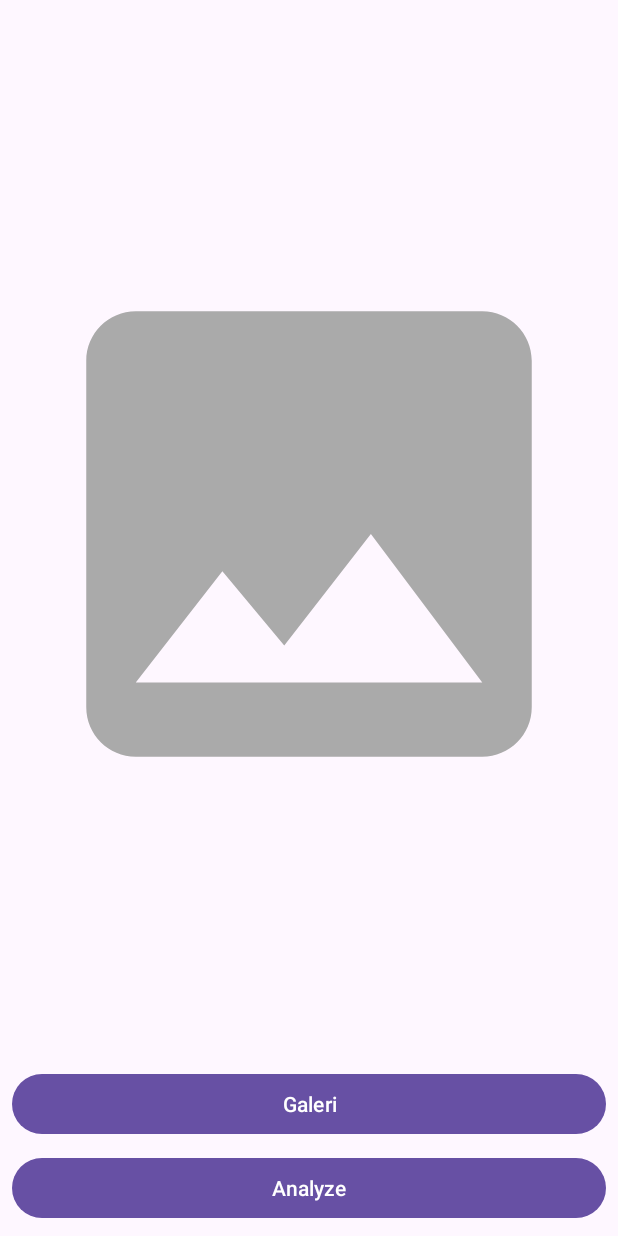
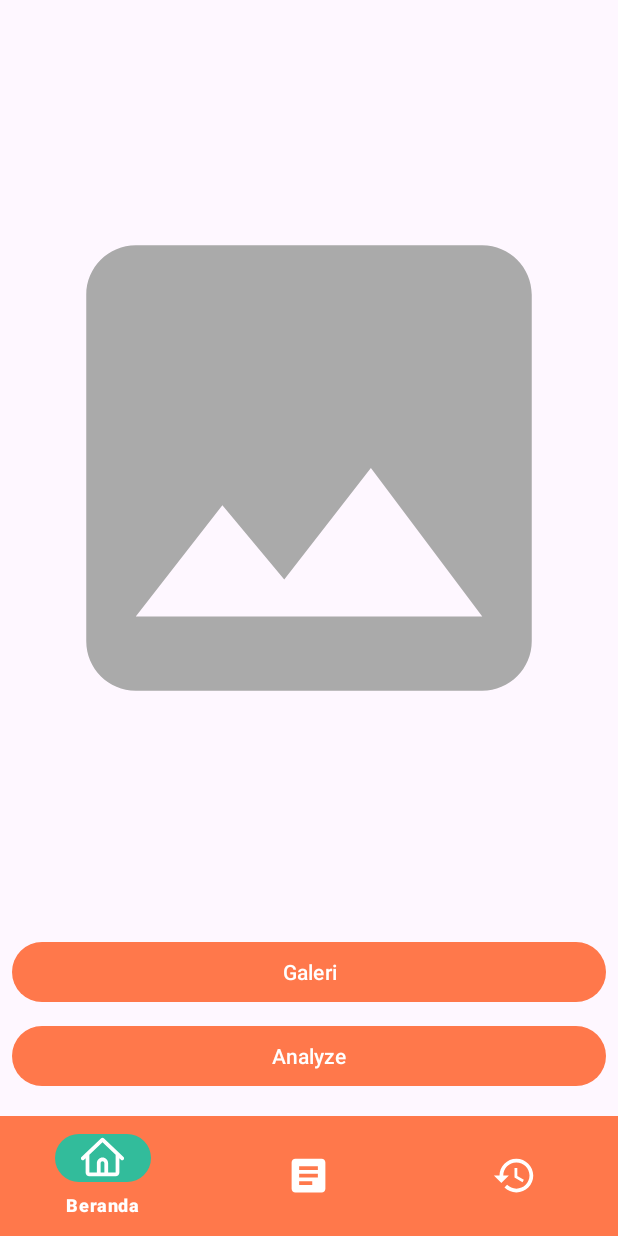
Before and after one commit to romiyusnandar/skin_cancer_detector, an Android app: the screen it shows after launch (MainActivity), on a phone screen of 412 x 824 dp. Run offline under Robolectric (Android 15) with nearby library versions, the phone set to English and light mode, and no system bars.

Commit message:
Add bottom navbar and handle onBackPressed

```diff
--- a/app/build.gradle.kts
+++ b/app/build.gradle.kts
@@ -53,6 +53,12 @@ dependencies {
     implementation("androidx.constraintlayout:constraintlayout:2.2.0")
     implementation("androidx.lifecycle:lifecycle-viewmodel-ktx:2.8.7")
     implementation("androidx.activity:activity-ktx:1.9.3")
+    implementation("androidx.legacy:legacy-support-v4:1.0.0")
+    implementation("androidx.lifecycle:lifecycle-livedata:2.6.1")
+    implementation("android.arch.lifecycle:viewmodel:1.1.0")
+    implementation("androidx.fragment:fragment:1.5.6")
+    implementation("androidx.lifecycle:lifecycle-livedata-ktx:2.8.7")
+    implementation("androidx.fragment:fragment-ktx:1.8.5")
     testImplementation("junit:junit:4.13.2")
     androidTestImplementation("androidx.test.ext:junit:1.2.1")
     androidTestImplementation("androidx.test.espresso:espresso-core:3.6.1")
--- /dev/null
+++ b/app/src/main/java/com/dicoding/asclepius/fragment/HomeFragment.kt
@@ -0,0 +1,50 @@
+package com.dicoding.asclepius.fragment
+
+import android.content.Intent
+import androidx.fragment.app.viewModels
+import android.os.Bundle
+import androidx.fragment.app.Fragment
+import android.view.LayoutInflater
+import android.view.View
+import android.view.ViewGroup
+import android.widget.Toast
+import com.dicoding.asclepius.viewmodel.HomeViewModel
+import com.dicoding.asclepius.R
+import com.dicoding.asclepius.view.ResultActivity
+
+class HomeFragment : Fragment() {
+
+    override fun onCreateView(
+        inflater: LayoutInflater, container: ViewGroup?,
+        savedInstanceState: Bundle?
+    ): View {
+        return inflater.inflate(R.layout.fragment_home, container, false)
+    }
+
+    override fun onViewCreated(view: View, savedInstanceState: Bundle?) {
+        super.onViewCreated(view, savedInstanceState)
+
+        fun startGallery() {
+            // TODO: Mendapatkan gambar dari Gallery.
+        }
+
+        fun showImage() {
+            // TODO: Menampilkan gambar sesuai Gallery yang dipilih.
+        }
+
+        fun analyzeImage() {
+            // TODO: Menganalisa gambar yang berhasil ditampilkan.
+        }
+
+        fun moveToResult() {
+            val intent = Intent(requireContext(), ResultActivity::class.java)
+            startActivity(intent)
+        }
+
+        fun showToast(message: String) {
+            Toast.makeText(requireContext(), message, Toast.LENGTH_SHORT).show()
+        }
+
+    }
+
+}
--- a/app/src/main/java/com/dicoding/asclepius/view/MainActivity.kt
+++ b/app/src/main/java/com/dicoding/asclepius/view/MainActivity.kt
@@ -1,42 +1,63 @@
 package com.dicoding.asclepius.view
 
-import android.Manifest
-import android.content.Intent
 import android.net.Uri
 import androidx.appcompat.app.AppCompatActivity
 import android.os.Bundle
-import android.widget.Toast
+import androidx.fragment.app.Fragment
 import com.dicoding.asclepius.R
 import com.dicoding.asclepius.databinding.ActivityMainBinding
+import com.dicoding.asclepius.fragment.HistoryFragment
+import com.dicoding.asclepius.fragment.HomeFragment
+import com.dicoding.asclepius.fragment.NewsFragment
+import com.google.android.material.bottomnavigation.BottomNavigationView
 
 class MainActivity : AppCompatActivity() {
     private lateinit var binding: ActivityMainBinding
+    private lateinit var bottomNavBar: BottomNavigationView
 
     private var currentImageUri: Uri? = null
 
     override fun onCreate(savedInstanceState: Bundle?) {
         super.onCreate(savedInstanceState)
-        setContentView(R.layout.activity_main)
+        binding = ActivityMainBinding.inflate(layoutInflater)
+        setContentView(binding.root)
+
+        // setip bottom navigation bar
+        bottomNavBar = binding.bottomNavigation
+        bottomNavBar.setOnItemSelectedListener { menuItem ->
+            when (menuItem.itemId) {
+                R.id.bottom_menu_home -> {
+                    setupBottomNavBar(HomeFragment())
+                    true
+                }
+                R.id.bottom_menu_news -> {
+                    setupBottomNavBar(NewsFragment())
+                    true
+                }
+                R.id.bottom_menu_history -> {
+                    setupBottomNavBar(HistoryFragment())
+                    true
+                }
+                else -> false
+            }
+        }
+        // set default fragment
+        setupBottomNavBar(HomeFragment())
     }
 
-    private fun startGallery() {
-        // TODO: Mendapatkan gambar dari Gallery.
+    private fun setupBottomNavBar(fragment: Fragment) {
+        supportFragmentManager.beginTransaction().replace(R.id.fragment_container, fragment).commit()
     }
 
-    private fun showImage() {
-        // TODO: Menampilkan gambar sesuai Gallery yang dipilih.
+    override fun onBackPressed() {
+        val currentFragment = supportFragmentManager.findFragmentById(R.id.fragment_container)
+        if (currentFragment !is HomeFragment) {
+            // If not in HomeFragment, navigate to HomeFragment
+            bottomNavBar.selectedItemId = R.id.bottom_menu_home
+        } else {
+            // If already in HomeFragment, exit the app
+            super.onBackPressed()
+        }
     }
 
-    private fun analyzeImage() {
-        // TODO: Menganalisa gambar yang berhasil ditampilkan.
-    }
-
-    private fun moveToResult() {
-        val intent = Intent(this, ResultActivity::class.java)
-        startActivity(intent)
-    }
-
-    private fun showToast(message: String) {
-        Toast.makeText(this, message, Toast.LENGTH_SHORT).show()
-    }
 }
--- /dev/null
+++ b/app/src/main/res/drawable/ic_article.xml
@@ -0,0 +1,5 @@
+<vector xmlns:android="http://schemas.android.com/apk/res/android" android:autoMirrored="true" android:height="24dp" android:tint="#000000" android:viewportHeight="24" android:viewportWidth="24" android:width="24dp">
+
+    <path android:fillColor="@android:color/white" android:pathData="M19,3L5,3c-1.1,0 -2,0.9 -2,2v14c0,1.1 0.9,2 2,2h14c1.1,0 2,-0.9 2,-2L21,5c0,-1.1 -0.9,-2 -2,-2zM14,17L7,17v-2h7v2zM17,13L7,13v-2h10v2zM17,9L7,9L7,7h10v2z"/>
+
+</vector>
--- /dev/null
+++ b/app/src/main/res/drawable/ic_history.xml
@@ -0,0 +1,5 @@
+<vector xmlns:android="http://schemas.android.com/apk/res/android" android:height="24dp" android:viewportHeight="24" android:viewportWidth="24" android:width="24dp">
+
+    <path android:fillColor="#000000" android:pathData="M13,3c-4.97,0 -9,4.03 -9,9L1,12l3.89,3.89 0.07,0.14L9,12L6,12c0,-3.87 3.13,-7 7,-7s7,3.13 7,7 -3.13,7 -7,7c-1.93,0 -3.68,-0.79 -4.94,-2.06l-1.42,1.42C8.27,19.99 10.51,21 13,21c4.97,0 9,-4.03 9,-9s-4.03,-9 -9,-9zM12,8v5l4.28,2.54 0.72,-1.21 -3.5,-2.08L13.5,8L12,8z"/>
+
+</vector>
--- /dev/null
+++ b/app/src/main/res/drawable/ic_home.xml
@@ -0,0 +1,5 @@
+<vector xmlns:android="http://schemas.android.com/apk/res/android" android:height="24dp" android:viewportHeight="24" android:viewportWidth="24" android:width="24dp">
+
+    <path android:fillColor="#000000" android:fillType="evenOdd" android:pathData="M11.31,1.776C11.697,1.408 12.303,1.408 12.69,1.776L20.69,9.395L23.19,11.776C23.59,12.157 23.605,12.79 23.224,13.19C22.843,13.59 22.21,13.605 21.81,13.224L21,12.452V20C21,21.105 20.105,22 19,22H14H10H5C3.895,22 3,21.105 3,20V12.452L2.19,13.224C1.79,13.605 1.157,13.59 0.776,13.19C0.395,12.79 0.41,12.157 0.81,11.776L3.31,9.395L11.31,1.776ZM5,10.548V20H9V15C9,13.343 10.343,12 12,12C13.657,12 15,13.343 15,15V20H19V10.548L12,3.881L5,10.548ZM13,20V15C13,14.448 12.552,14 12,14C11.448,14 11,14.448 11,15V20H13Z"/>
+
+</vector>
--- a/app/src/main/res/layout/activity_main.xml
+++ b/app/src/main/res/layout/activity_main.xml
@@ -2,56 +2,33 @@
 <androidx.constraintlayout.widget.ConstraintLayout xmlns:android="http://schemas.android.com/apk/res/android"
     xmlns:app="http://schemas.android.com/apk/res-auto"
     xmlns:tools="http://schemas.android.com/tools"
+    android:id="@+id/main"
     android:layout_width="match_parent"
     android:layout_height="match_parent"
     tools:context=".view.MainActivity">
 
-    <com.google.android.material.progressindicator.LinearProgressIndicator
-        android:id="@+id/progressIndicator"
+    <FrameLayout
+        android:id="@+id/fragment_container"
+        android:layout_width="0dp"
+        android:layout_height="0dp"
+        app:layout_constraintTop_toTopOf="parent"
+        app:layout_constraintStart_toStartOf="parent"
+        app:layout_constraintEnd_toEndOf="parent"
+        app:layout_constraintBottom_toTopOf="@id/bottom_navigation" />
+
+    <com.google.android.material.bottomnavigation.BottomNavigationView
+        android:id="@+id/bottom_navigation"
         android:layout_width="match_parent"
         android:layout_height="wrap_content"
-        android:indeterminate="true"
-        android:visibility="gone"
+        android:background="?attr/colorPrimary"
+        app:labelVisibilityMode="selected"
+        app:layout_constraintStart_toStartOf="parent"
         app:layout_constraintEnd_toEndOf="parent"
-        app:layout_constraintStart_toStartOf="parent"
-        app:layout_constraintTop_toTopOf="parent" />
-
-    <ImageView
-        android:id="@+id/previewImageView"
-        android:layout_width="0dp"
-        android:layout_height="0dp"
-        android:layout_marginStart="8dp"
-        android:layout_marginTop="8dp"
-        android:layout_marginEnd="8dp"
-        android:layout_marginBottom="8dp"
-        app:layout_constraintBottom_toTopOf="@+id/galleryButton"
-        app:layout_constraintEnd_toEndOf="parent"
-        app:layout_constraintStart_toStartOf="parent"
-        app:layout_constraintTop_toTopOf="parent"
-        app:srcCompat="@drawable/ic_place_holder" />
-
-    <Button
-        android:id="@+id/galleryButton"
-        android:layout_width="0dp"
-        android:layout_height="wrap_content"
-        android:layout_marginStart="8dp"
-        android:layout_marginEnd="8dp"
-        android:layout_marginBottom="8dp"
-        android:text="@string/gallery"
-        app:layout_constraintBottom_toTopOf="@+id/analyzeButton"
-        app:layout_constraintEnd_toEndOf="parent"
-        app:layout_constraintStart_toStartOf="parent" />
-
-    <Button
-        android:id="@+id/analyzeButton"
-        android:layout_width="0dp"
-        android:layout_height="wrap_content"
-        android:layout_marginStart="8dp"
-        android:layout_marginEnd="8dp"
-        android:layout_marginBottom="8dp"
-        android:text="@string/analyze"
         app:layout_constraintBottom_toBottomOf="parent"
-        app:layout_constraintEnd_toEndOf="parent"
-        app:layout_constraintStart_toStartOf="parent" />
+        app:menu="@menu/bottom_menu"
+        app:itemActiveIndicatorStyle="@style/App.Custom.Indicator"
+        app:itemIconSize="30dp"
+        app:itemIconTint="@color/white"
+        app:itemTextColor="@color/white"/>
 
 </androidx.constraintlayout.widget.ConstraintLayout>
--- /dev/null
+++ b/app/src/main/res/layout/fragment_home.xml
@@ -0,0 +1,58 @@
+<?xml version="1.0" encoding="utf-8"?>
+<androidx.constraintlayout.widget.ConstraintLayout xmlns:android="http://schemas.android.com/apk/res/android"
+    xmlns:app="http://schemas.android.com/apk/res-auto"
+    xmlns:tools="http://schemas.android.com/tools"
+    android:layout_width="match_parent"
+    android:layout_height="match_parent"
+    tools:context=".view.MainActivity">
+
+    <com.google.android.material.progressindicator.LinearProgressIndicator
+        android:id="@+id/progressIndicator"
+        android:layout_width="match_parent"
+        android:layout_height="wrap_content"
+        android:indeterminate="true"
+        android:visibility="gone"
+        app:layout_constraintEnd_toEndOf="parent"
+        app:layout_constraintStart_toStartOf="parent"
+        app:layout_constraintTop_toTopOf="parent" />
+
+    <ImageView
+        android:id="@+id/previewImageView"
+        android:layout_width="0dp"
+        android:layout_height="0dp"
+        android:layout_marginStart="8dp"
+        android:layout_marginTop="8dp"
+        android:layout_marginEnd="8dp"
+        android:layout_marginBottom="8dp"
+        android:contentDescription="@string/app_name"
+        app:layout_constraintBottom_toTopOf="@+id/galleryButton"
+        app:layout_constraintEnd_toEndOf="parent"
+        app:layout_constraintStart_toStartOf="parent"
+        app:layout_constraintTop_toTopOf="parent"
+        app:srcCompat="@drawable/ic_place_holder" />
+
+    <Button
+        android:id="@+id/galleryButton"
+        android:layout_width="0dp"
+        android:layout_height="wrap_content"
+        android:layout_marginStart="8dp"
+        android:layout_marginEnd="8dp"
+        android:layout_marginBottom="8dp"
+        android:text="@string/gallery"
+        app:layout_constraintBottom_toTopOf="@+id/analyzeButton"
+        app:layout_constraintEnd_toEndOf="parent"
+        app:layout_constraintStart_toStartOf="parent" />
+
+    <Button
+        android:id="@+id/analyzeButton"
+        android:layout_width="0dp"
+        android:layout_height="wrap_content"
+        android:layout_marginStart="8dp"
+        android:layout_marginEnd="8dp"
+        android:layout_marginBottom="16dp"
+        android:text="@string/analyze"
+        app:layout_constraintBottom_toBottomOf="parent"
+        app:layout_constraintEnd_toEndOf="parent"
+        app:layout_constraintStart_toStartOf="parent" />
+
+</androidx.constraintlayout.widget.ConstraintLayout>
--- /dev/null
+++ b/app/src/main/res/menu/bottom_menu.xml
@@ -0,0 +1,15 @@
+<?xml version="1.0" encoding="utf-8"?>
+<menu xmlns:android="http://schemas.android.com/apk/res/android">
+    <item
+        android:id="@+id/bottom_menu_home"
+        android:title="@string/home_navbar"
+        android:icon="@drawable/ic_home" />
+    <item
+        android:id="@+id/bottom_menu_news"
+        android:title="@string/news_navbar"
+        android:icon="@drawable/ic_article" />
+    <item
+        android:id="@+id/bottom_menu_history"
+        android:title="@string/history_navbar"
+        android:icon="@drawable/ic_history" />
+</menu>
--- a/app/src/main/res/values-night/themes.xml
+++ b/app/src/main/res/values-night/themes.xml
@@ -2,6 +2,13 @@
     <!-- Base application theme. -->
     <style name="Base.Theme.Asclepius" parent="Theme.Material3.DayNight.NoActionBar">
         <!-- Customize your dark theme here. -->
-        <!-- <item name="colorPrimary">@color/my_dark_primary</item> -->
+        <item name="colorPrimary">@color/primary</item>
+        <item name="colorSecondary">@color/secondary</item>
     </style>
+
+    <style name="App.Custom.Indicator" parent="Widget.Material3.BottomNavigationView.ActiveIndicator">
+        <item name="android:color">?attr/colorSecondary</item>
+        <item name="android:alpha">1.0</item>
+    </style>
+
 </resources>
--- a/app/src/main/res/values/colors.xml
+++ b/app/src/main/res/values/colors.xml
@@ -2,4 +2,6 @@
 <resources>
     <color name="black">#FF000000</color>
     <color name="white">#FFFFFFFF</color>
+    <color name="primary">#FF784B</color>
+    <color name="secondary">#32BC9B</color>"
 </resources>
--- a/app/src/main/res/values/strings.xml
+++ b/app/src/main/res/values/strings.xml
@@ -5,4 +5,7 @@
     <string name="gallery">Galeri</string>
     <string name="analyze">Analyze</string>
     <string name="result">Hasil Analisis</string>
+    <string name="home_navbar">Beranda</string>
+    <string name="news_navbar">Berita</string>
+    <string name="history_navbar">Histori</string>
 </resources>
--- a/app/src/main/res/values/themes.xml
+++ b/app/src/main/res/values/themes.xml
@@ -2,8 +2,17 @@
     <!-- Base application theme. -->
     <style name="Base.Theme.Asclepius" parent="Theme.Material3.DayNight.NoActionBar">
         <!-- Customize your light theme here. -->
-        <!-- <item name="colorPrimary">@color/my_light_primary</item> -->
+         <item name="colorPrimary">@color/primary</item>
+        <item name="colorSecondary">@color/secondary</item>
+
     </style>
 
     <style name="Theme.Asclepius" parent="Base.Theme.Asclepius" />
+
+    <style name="App.Custom.Indicator" parent="Widget.Material3.BottomNavigationView.ActiveIndicator">
+        <item name="itemIconTint">#FFFFFF</item>
+        <item name="android:color">?attr/colorSecondary</item>
+        <item name="android:alpha">1.0</item>
+    </style>
+
 </resources>
```
Also changed, not shown: app/src/main/java/com/dicoding/asclepius/fragment/HistoryFragment.kt (added, +32 -0 lines), app/src/main/java/com/dicoding/asclepius/fragment/NewsFragment.kt (added, +32 -0 lines), app/src/main/java/com/dicoding/asclepius/viewmodel/HistoryViewModel.kt (added, +7 -0 lines), app/src/main/java/com/dicoding/asclepius/viewmodel/HomeViewModel.kt (added, +7 -0 lines), app/src/main/java/com/dicoding/asclepius/viewmodel/NewsViewModel.kt (added, +7 -0 lines), app/src/main/res/layout/fragment_history.xml (added, +19 -0 lines), app/src/main/res/layout/fragment_news.xml (added, +19 -0 lines).
